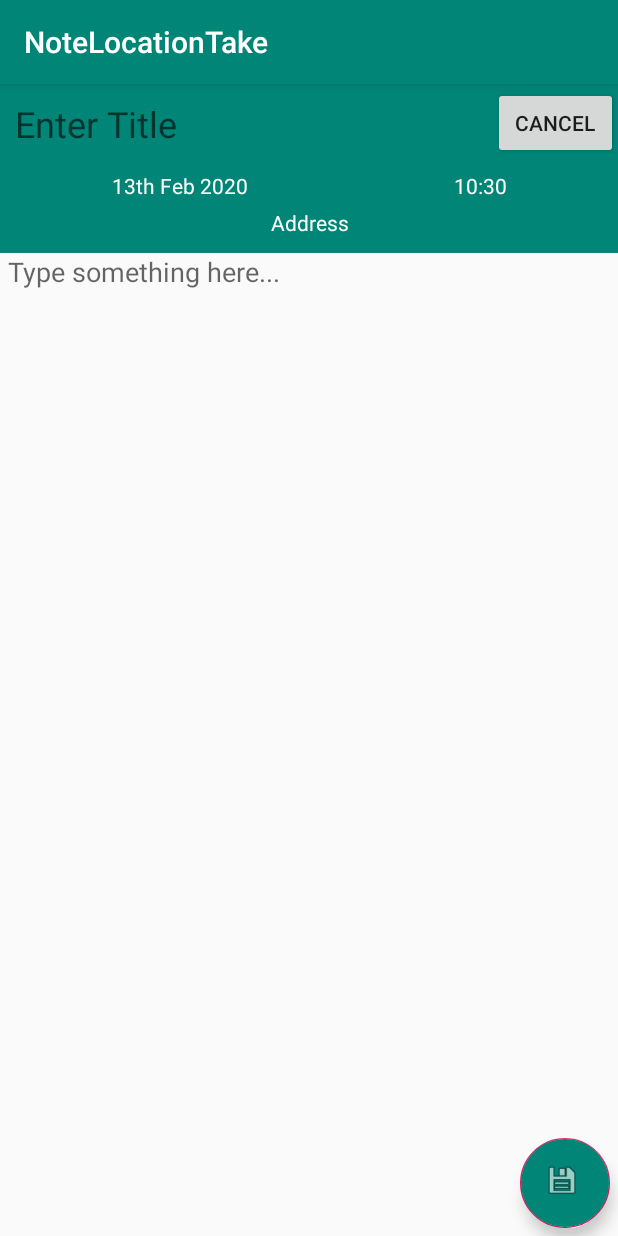
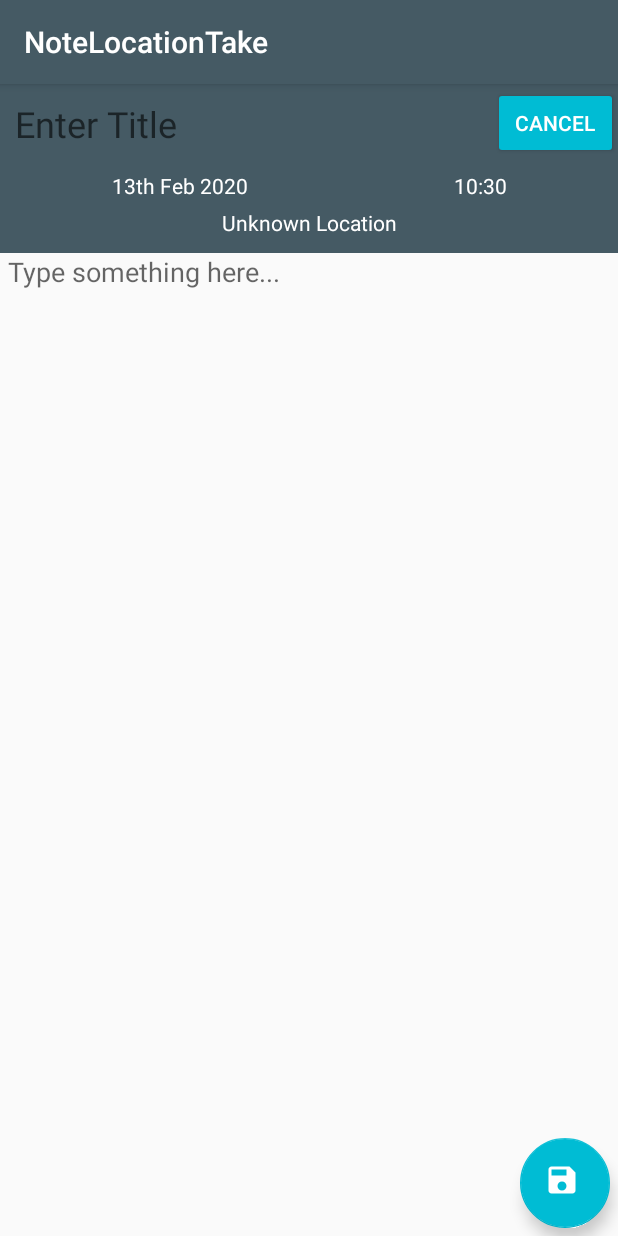
Before and after one commit to Kaosorer/NoteLocationTake, an Android app: the screen it shows after launch (AddNoteActivity), after a tap on an icon or button, on a phone screen of 412 x 824 dp. Run offline under Robolectric (Android 15) with nearby library versions, the phone set to English and light mode, and no system bars.

Commit message:
Updated UI color scheme to material designs; Added icons for the floating action buttons; Location services implemented

```diff
--- a/app/src/main/AndroidManifest.xml
+++ b/app/src/main/AndroidManifest.xml
@@ -2,6 +2,7 @@
 <manifest xmlns:android="http://schemas.android.com/apk/res/android"
     package="com.example.notelocationtake">
 
+    <uses-permission android:name="android.permission.INTERNET"/>
     <uses-permission android:name="android.permission.ACCESS_FINE_LOCATION" />
 
     <application
--- a/app/src/main/java/com/example/notelocationtake/AddNoteActivity.java
+++ b/app/src/main/java/com/example/notelocationtake/AddNoteActivity.java
@@ -1,7 +1,11 @@
 package com.example.notelocationtake;
 
 import android.content.Intent;
+import android.location.Address;
+import android.location.Geocoder;
+import android.location.Location;
 import android.os.Bundle;
+import android.util.Log;
 import android.view.View;
 import android.widget.Button;
 import android.widget.EditText;
@@ -11,11 +15,24 @@ import android.widget.Toast;
 import androidx.annotation.Nullable;
 import androidx.appcompat.app.AppCompatActivity;
 
+import com.google.android.gms.location.FusedLocationProviderClient;
+import com.google.android.gms.location.LocationCallback;
+import com.google.android.gms.location.LocationRequest;
+import com.google.android.gms.location.LocationResult;
+import com.google.android.gms.location.LocationServices;
+import com.google.android.gms.tasks.OnSuccessListener;
 import com.google.android.material.floatingactionbutton.FloatingActionButton;
 
+import java.io.IOException;
 import java.util.Calendar;
+import java.util.List;
 
 public class AddNoteActivity extends AppCompatActivity {
+
+    Geocoder geocoder;
+
+    private FusedLocationProviderClient client;
+    List<Address> addressList;
 
     TextView textViewDate, textViewTime, textViewAddress;
     EditText editTextTitle, editTextContent;
@@ -25,9 +42,14 @@ public class AddNoteActivity extends AppCompatActivity {
     Calendar c;
     String dateToday;
     String currentTime;
+    String currentLocation = "Unknown Location";
+
 
     @Override
     protected void onCreate(@Nullable Bundle savedInstanceState) {
+
+        geocoder = new Geocoder(this);
+
         super.onCreate(savedInstanceState);
         setContentView(R.layout.add_note_activity);
 
@@ -46,15 +68,37 @@ public class AddNoteActivity extends AppCompatActivity {
         dateToday = Pad(c.get(Calendar.DAY_OF_MONTH))+Ordinal(c.get(Calendar.DAY_OF_MONTH))+" "+ShortForm(c.get(Calendar.MONTH))+" "+c.get(Calendar.YEAR);//date in dd MMM yyyy format: e.g, 21st January 2020
         currentTime = Pad(c.get(Calendar.HOUR))+":"+Pad(c.get(Calendar.MINUTE));
 
+        client = LocationServices.getFusedLocationProviderClient(this);
+        client.getLastLocation().addOnSuccessListener(AddNoteActivity.this, new OnSuccessListener<Location>() {
+            @Override
+            public void onSuccess(Location location) {
+
+                if (location != null){
+                    try {
+                        Log.d("LocationLocation", currentLocation);
+                        Log.d("LocationLocation",location.toString());
+                        addressList = geocoder.getFromLocation(location.getLatitude(),location.getLongitude(),3);
+                    } catch (IOException e) {
+                        e.printStackTrace();
+                    }
+                    currentLocation = addressList.get(0).getAddressLine(0);
+                    textViewAddress.setText(currentLocation);
+                    Log.d("LocationLocation", currentLocation);
+                }
+            }
+        });
+
         textViewDate.setText(dateToday);
         textViewTime.setText(currentTime);
+        textViewAddress.setText(currentLocation);
 
         noteSaveFAB.setOnClickListener(new View.OnClickListener() {
             @Override
             public void onClick(View view) {
 
                 if(editTextTitle.getText().length() != 0){
-                    Note note = new Note(editTextTitle.getText().toString(),editTextContent.getText().toString(), dateToday, currentTime);
+                    Log.d("LocationLocation", currentLocation);
+                    Note note = new Note(editTextTitle.getText().toString(), editTextContent.getText().toString(), dateToday, currentTime, currentLocation);
                     DBHelper dbHelper = new DBHelper(AddNoteActivity.this);
                     dbHelper.addNote(note);
                     Toast.makeText(AddNoteActivity.this, "Note Saved!",Toast.LENGTH_SHORT).show();
@@ -76,6 +120,7 @@ public class AddNoteActivity extends AppCompatActivity {
         });
 
     }
+
 
     private void goToMain() {
         Intent i = new Intent(this, MainActivity.class);
--- a/app/src/main/java/com/example/notelocationtake/DBHelper.java
+++ b/app/src/main/java/com/example/notelocationtake/DBHelper.java
@@ -59,6 +59,7 @@ public class DBHelper extends SQLiteOpenHelper {
         contentValues.put(CONTENT,note.getContent());
         contentValues.put(DATE,note.getDate());
         contentValues.put(TIME,note.getTime());
+        contentValues.put(ADDRESS,note.getAddress());
 
         long ID = sqLiteDatabase.insert(TABLE_NAME, null, contentValues);
         Log.d("Inserted","ID = "+ID);
--- a/app/src/main/java/com/example/notelocationtake/EditNoteActivity.java
+++ b/app/src/main/java/com/example/notelocationtake/EditNoteActivity.java
@@ -31,6 +31,7 @@ public class EditNoteActivity extends AppCompatActivity {
         textViewDateEN = findViewById(R.id.textViewDateEditNote);
         textViewTimeEN = findViewById(R.id.textViewTimeEditNote);
         textViewAddressEN = findViewById(R.id.textViewAddressEditNote);
+
         Button buttonCancelEditNote = findViewById(R.id.buttonCancelEditNote);
         FloatingActionButton noteSaveUpdateFAB = findViewById(R.id.updateSaveFAB);
 
--- a/app/src/main/java/com/example/notelocationtake/MainActivity.java
+++ b/app/src/main/java/com/example/notelocationtake/MainActivity.java
@@ -1,23 +1,39 @@
 package com.example.notelocationtake;
 
+import androidx.annotation.NonNull;
 import androidx.appcompat.app.AppCompatActivity;
+import androidx.core.app.ActivityCompat;
+import androidx.core.content.ContextCompat;
 import androidx.recyclerview.widget.LinearLayoutManager;
 import androidx.recyclerview.widget.RecyclerView;
 
+import android.Manifest;
+import android.content.Context;
 import android.content.Intent;
+import android.content.pm.PackageManager;
+import android.location.Location;
+import android.location.LocationListener;
+import android.location.LocationManager;
 import android.os.Bundle;
 import android.view.View;
+import android.widget.Toast;
 
+import com.google.android.gms.location.FusedLocationProviderClient;
+import com.google.android.gms.location.LocationRequest;
 import com.google.android.material.floatingactionbutton.FloatingActionButton;
 
 import java.util.List;
 
-public class MainActivity extends AppCompatActivity {
+public class MainActivity extends AppCompatActivity implements LocationListener{
+
+    private static final int REQUEST_CODE_ACTIVATION_PERMISSION = 1;
+
 
     RecyclerView recyclerView;
     Adapter adapter;
     List<Note> noteList;
 
+    LocationManager locationManager;
 
     @Override
     protected void onCreate(Bundle savedInstanceState) {
@@ -28,11 +44,12 @@ public class MainActivity extends AppCompatActivity {
         DBHelper dbHelper = new DBHelper(this);
         noteList = dbHelper.getNotes();
 
+
+
         recyclerView = findViewById(R.id.noteRecyclerView);
         recyclerView.setLayoutManager(new LinearLayoutManager(this));
         adapter = new Adapter(this,noteList);
         recyclerView.setAdapter(adapter);
-
 
         FloatingActionButton addNoteFAB = findViewById(R.id.addNewNoteFAB);
         addNoteFAB.setOnClickListener(new View.OnClickListener() {
@@ -41,12 +58,58 @@ public class MainActivity extends AppCompatActivity {
 
                 //Toast.makeText(MainActivity.this,"Button Clicked", Toast.LENGTH_SHORT).show();//Test FAB functionality
 
-                startActivity(new Intent(MainActivity.this, AddNoteActivity.class));
-
+                if (ContextCompat.checkSelfPermission(
+                        getApplicationContext(), Manifest.permission.ACCESS_FINE_LOCATION) != PackageManager.PERMISSION_GRANTED) {
+                    ActivityCompat.requestPermissions(MainActivity.this, new String[]{Manifest.permission.ACCESS_FINE_LOCATION}, REQUEST_CODE_ACTIVATION_PERMISSION);
+                }
+                else {
+                    getLocation();
+                    startActivity(new Intent(MainActivity.this, AddNoteActivity.class));
+                }
             }
         });
     }
 
+    @Override
+    public void onRequestPermissionsResult(int requestCode, @NonNull String[] permissions, @NonNull int[] grantResults) {
+        super.onRequestPermissionsResult(requestCode, permissions, grantResults);
+        if (requestCode == REQUEST_CODE_ACTIVATION_PERMISSION && grantResults.length > 0){
+            if (grantResults[0] == PackageManager.PERMISSION_GRANTED){
+                startActivity(new Intent(MainActivity.this, AddNoteActivity.class));
+            }
+            else {
+                Toast.makeText(this, "Permission denied!",Toast.LENGTH_SHORT).show();
+            }
+        }
+    }
 
+    void getLocation(){
+        try {
+            locationManager = (LocationManager)getSystemService(Context.LOCATION_SERVICE);
+            locationManager.requestLocationUpdates(LocationManager.GPS_PROVIDER,5000,0, MainActivity.this);
+        }
+        catch (SecurityException e){
+            e.printStackTrace();
+        }
+    }
 
+    @Override
+    public void onLocationChanged(Location location) {
+
+    }
+
+    @Override
+    public void onStatusChanged(String s, int i, Bundle bundle) {
+
+    }
+
+    @Override
+    public void onProviderEnabled(String s) {
+
+    }
+
+    @Override
+    public void onProviderDisabled(String s) {
+
+    }
 }
--- /dev/null
+++ b/app/src/main/res/drawable/ic_add_white_40dp.xml
@@ -0,0 +1,5 @@
+<vector android:height="40dp" android:tint="#FFFFFF"
+    android:viewportHeight="24.0" android:viewportWidth="24.0"
+    android:width="40dp" xmlns:android="http://schemas.android.com/apk/res/android">
+    <path android:fillColor="#FF000000" android:pathData="M19,13h-6v6h-2v-6H5v-2h6V5h2v6h6v2z"/>
+</vector>
--- /dev/null
+++ b/app/src/main/res/drawable/ic_edit_white_24dp.xml
@@ -0,0 +1,5 @@
+<vector android:height="40dp" android:tint="#FFFFFF"
+    android:viewportHeight="24.0" android:viewportWidth="24.0"
+    android:width="40dp" xmlns:android="http://schemas.android.com/apk/res/android">
+    <path android:fillColor="#FF000000" android:pathData="M3,17.25V21h3.75L17.81,9.94l-3.75,-3.75L3,17.25zM20.71,7.04c0.39,-0.39 0.39,-1.02 0,-1.41l-2.34,-2.34c-0.39,-0.39 -1.02,-0.39 -1.41,0l-1.83,1.83 3.75,3.75 1.83,-1.83z"/>
+</vector>
--- /dev/null
+++ b/app/src/main/res/drawable/ic_save_white_40dp.xml
@@ -0,0 +1,5 @@
+<vector android:height="40dp" android:tint="#FFFFFF"
+    android:viewportHeight="24.0" android:viewportWidth="24.0"
+    android:width="40dp" xmlns:android="http://schemas.android.com/apk/res/android">
+    <path android:fillColor="#FF000000" android:pathData="M17,3L5,3c-1.11,0 -2,0.9 -2,2v14c0,1.1 0.89,2 2,2h14c1.1,0 2,-0.9 2,-2L21,7l-4,-4zM12,19c-1.66,0 -3,-1.34 -3,-3s1.34,-3 3,-3 3,1.34 3,3 -1.34,3 -3,3zM15,9L5,9L5,5h10v4z"/>
+</vector>
--- a/app/src/main/res/layout/activity_edit_note.xml
+++ b/app/src/main/res/layout/activity_edit_note.xml
@@ -36,6 +36,8 @@
             android:layout_gravity="center"
             android:layout_weight="1"
             android:text="Cancel"
+            android:textColor="#FFF"
+            android:backgroundTint="@color/colorAccent"
             />
 
     </LinearLayout>
@@ -108,10 +110,10 @@
         android:layout_width="60dp"
         android:layout_height="60dp"
         android:layout_margin="5dp"
-        android:backgroundTint="@color/colorPrimary"
+        android:backgroundTint="@color/colorAccent"
         android:background="@color/colorPrimary"
         android:clickable="true"
-        android:src="@android:drawable/ic_menu_save"
+        android:src="@drawable/ic_save_white_40dp"
         app:layout_constraintBottom_toBottomOf="parent"
         app:layout_constraintEnd_toEndOf="parent" />
 
--- a/app/src/main/res/layout/activity_main.xml
+++ b/app/src/main/res/layout/activity_main.xml
@@ -24,6 +24,6 @@
         android:clickable="true"
         app:layout_constraintBottom_toBottomOf="parent"
         app:layout_constraintEnd_toEndOf="parent"
-        app:srcCompat="@android:drawable/ic_menu_add" />
+        app:srcCompat="@drawable/ic_add_white_40dp" />
 
 </androidx.constraintlayout.widget.ConstraintLayout>
--- a/app/src/main/res/layout/add_note_activity.xml
+++ b/app/src/main/res/layout/add_note_activity.xml
@@ -36,6 +36,8 @@
             android:layout_gravity="center"
             android:layout_weight="1"
             android:text="Cancel"
+            android:textColor="#FFF"
+            android:backgroundTint="@color/colorAccent"
             />
 
     </LinearLayout>
@@ -108,10 +110,10 @@
         android:layout_width="60dp"
         android:layout_height="60dp"
         android:layout_margin="5dp"
-        android:backgroundTint="@color/colorPrimary"
+        android:backgroundTint="@color/colorAccent"
         android:background="@color/colorPrimary"
         android:clickable="true"
-        android:src="@android:drawable/ic_menu_save"
+        android:src="@drawable/ic_save_white_40dp"
         app:layout_constraintBottom_toBottomOf="parent"
         app:layout_constraintEnd_toEndOf="parent" />
 
--- a/app/src/main/res/layout/menu_item.xml
+++ b/app/src/main/res/layout/menu_item.xml
@@ -25,6 +25,7 @@
             android:layout_height="wrap_content"
             android:layout_weight="1"
             android:text="Location"
+            android:layout_marginBottom="10dp"
             android:textSize="20dp" />
 
         <RelativeLayout
--- a/app/src/main/res/values/colors.xml
+++ b/app/src/main/res/values/colors.xml
@@ -1,6 +1,6 @@
 <?xml version="1.0" encoding="utf-8"?>
 <resources>
-    <color name="colorPrimary">#008577</color>
-    <color name="colorPrimaryDark">#00574B</color>
-    <color name="colorAccent">#D81B60</color>
+    <color name="colorPrimary">#455A64</color>
+    <color name="colorPrimaryDark">#CFD8DC</color>
+    <color name="colorAccent">#00BCD4</color>
 </resources>
```
Also changed, not shown: app/src/main/res/layout/activity_see_detail.xml (+6 -3 lines).
